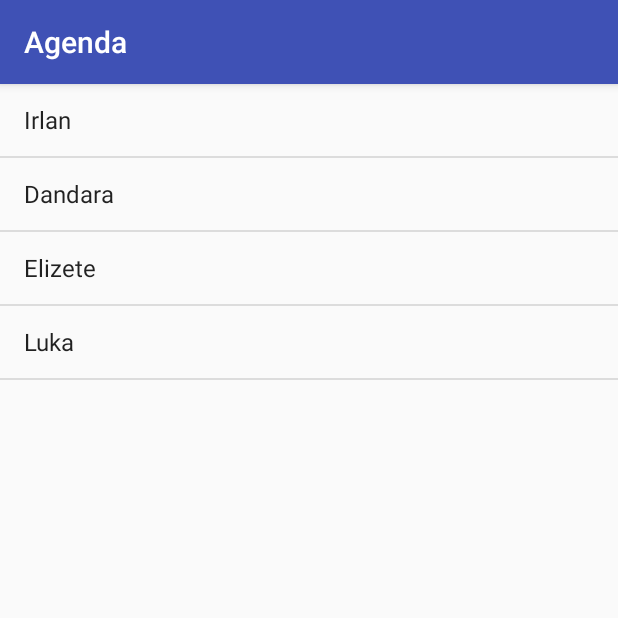
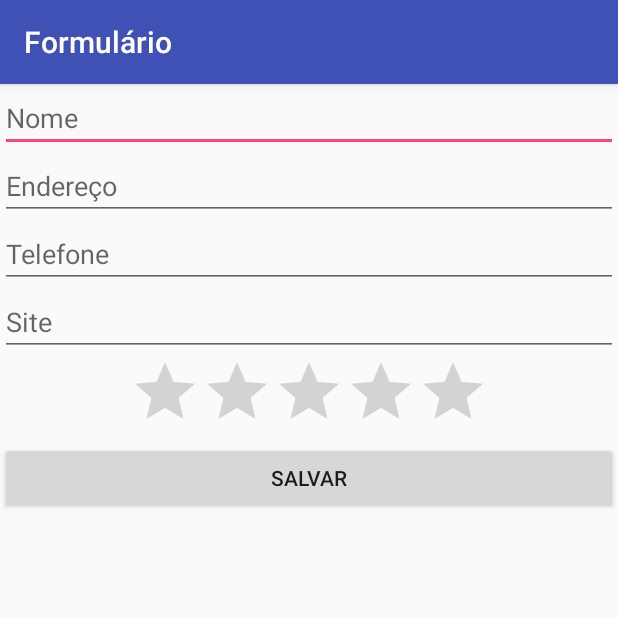
Before and after one commit to IrlanFreitas/AndroidEstudos, an Android app: the screen it shows after launch (ListaAlunosActivity before the commit, FormularioActivity after it), on a phone screen of 412 x 824 dp, the top half of it. Run offline under Robolectric (Android 15) with nearby library versions, the phone set to English and light mode, and no system bars.

Commit message:
Adicionando alunos na Agenda
Adicionado nova activity
Modificação no AndroidManifest.xml
Adicionado ação ao click do botão

```diff
--- /dev/null
+++ b/app/src/main/java/br/com/alura/agenda/activities/FormularioActivity.java
@@ -0,0 +1,56 @@
+package br.com.alura.agenda.activities;
+
+import android.support.v7.app.AppCompatActivity;
+import android.os.Bundle;
+import android.view.View;
+import android.widget.Button;
+import android.widget.EditText;
+import android.widget.RatingBar;
+import android.widget.Toast;
+
+import br.com.alura.agenda.R;
+import br.com.alura.agenda.models.Aluno;
+
+public class FormularioActivity extends AppCompatActivity {
+
+    private Aluno aluno;
+
+    @Override
+    protected void onCreate(Bundle savedInstanceState) {
+        super.onCreate(savedInstanceState);
+        setContentView(R.layout.activity_formulario);
+
+        aluno = obterDados();
+
+        Button btnSalvar = findViewById(R.id.formulario_btn_salvar);
+
+        /*Setando o comportamento de click do botão com o listener(escutador)
+        * de evento de click, poderia ser outros, double click, long click*/
+        btnSalvar.setOnClickListener(new View.OnClickListener() {
+            @Override
+            public void onClick(View view) {
+                aluno = obterDados();
+                //Mensagem que aparece abaixo como uma notificação
+                //FormularioActivity.this = view.getContext()
+                Toast.makeText(FormularioActivity.this, aluno.toString(), Toast.LENGTH_SHORT).show();
+            }
+        });
+
+    }
+
+    private Aluno obterDados() {
+        EditText editTextNome = findViewById(R.id.formulario_nome);
+        String nome = editTextNome.getText().toString();
+
+        EditText editTextEndereco = findViewById(R.id.formulario_endereco);
+        String endereco = editTextEndereco.getText().toString();
+
+        EditText editTextSite = findViewById(R.id.formulario_site);
+        String site = editTextSite.getText().toString();
+
+        RatingBar ratingNota = findViewById(R.id.formulario_nota);
+        Float nota = ratingNota.getRating();
+
+        return new Aluno(nome, endereco, site, nota);
+    }
+}
--- a/app/src/main/java/br/com/alura/agenda/ListaAlunosActivity.java
+++ b/app/src/main/java/br/com/alura/agenda/activities/ListaAlunosActivity.java
@@ -1,9 +1,11 @@
-package br.com.alura.agenda;
+package br.com.alura.agenda.activities;
 
 import android.support.v7.app.AppCompatActivity;
 import android.os.Bundle;
 import android.widget.ArrayAdapter;
 import android.widget.ListView;
+
+import br.com.alura.agenda.R;
 
 public class ListaAlunosActivity extends AppCompatActivity {
 
--- /dev/null
+++ b/app/src/main/java/br/com/alura/agenda/helpers/FormularioHelper.java
@@ -0,0 +1,4 @@
+package br.com.alura.agenda.helpers;
+
+public class FormularioHelper {
+}
--- /dev/null
+++ b/app/src/main/java/br/com/alura/agenda/models/Aluno.java
@@ -0,0 +1,58 @@
+package br.com.alura.agenda.models;
+
+public class Aluno {
+
+    private String nome;
+    private String endereco;
+    private String site;
+    private Float nota;
+
+    public Aluno(String nome, String endereco, String site, Float nota) {
+        this.nome = nome;
+        this.endereco = endereco;
+        this.site = site;
+        this.nota = nota;
+    }
+
+    public Float getNota() {
+        return nota;
+    }
+
+    public void setNota(Float nota) {
+        this.nota = nota;
+    }
+
+    @Override
+    public String toString() {
+        return "Aluno{" +
+                "nome='" + nome + '\'' +
+                ", endereco='" + endereco + '\'' +
+                ", site='" + site + '\'' +
+                ", nota=" + nota +
+                '}';
+    }
+
+    public String getEndereco() {
+        return endereco;
+    }
+
+    public void setEndereco(String endereco) {
+        this.endereco = endereco;
+    }
+
+    public String getSite() {
+        return site;
+    }
+
+    public void setSite(String site) {
+        this.site = site;
+    }
+
+    public String getNome() {
+        return nome;
+    }
+
+    public void setNome(String nome) {
+        this.nome = nome;
+    }
+}
--- /dev/null
+++ b/app/src/main/res/layout/activity_formulario.xml
@@ -0,0 +1,54 @@
+<?xml version="1.0" encoding="utf-8"?>
+
+<!-- Elemento necessário para fazer a rolagem da tela -->
+<ScrollView xmlns:android="http://schemas.android.com/apk/res/android"
+    android:layout_width="match_parent"
+    android:layout_height="match_parent">
+
+    <!-- Tipo de Laynout definido que modifica a forma de dispor os elementos -->
+    <LinearLayout
+        android:layout_width="match_parent"
+        android:layout_height="match_parent"
+        android:orientation="vertical">
+
+        <EditText
+            android:id="@+id/formulario_nome"
+            android:layout_width="match_parent"
+            android:layout_height="wrap_content"
+            android:hint="Nome" />
+
+        <EditText
+            android:id="@+id/formulario_endereco"
+            android:layout_width="match_parent"
+            android:layout_height="wrap_content"
+            android:hint="Endereço" />
+
+        <EditText
+            android:id="@+id/formulario_telefone"
+            android:layout_width="match_parent"
+            android:layout_height="wrap_content"
+            android:hint="Telefone"
+            android:inputType="phone" />
+
+        <EditText
+            android:id="@+id/formulario_site"
+            android:layout_width="match_parent"
+            android:layout_height="wrap_content"
+            android:hint="Site" />
+
+        <RatingBar
+            android:id="@+id/formulario_nota"
+            android:layout_width="wrap_content"
+            android:layout_height="wrap_content"
+            android:layout_gravity="center"
+            android:max="10"
+            android:numStars="5" />
+
+        <Button
+            android:id="@+id/formulario_btn_salvar"
+            android:layout_width="match_parent"
+            android:layout_height="wrap_content"
+            android:text="Salvar" />
+
+    </LinearLayout>
+</ScrollView>
--- a/app/src/main/res/values/strings.xml
+++ b/app/src/main/res/values/strings.xml
@@ -1,3 +1,4 @@
 <resources>
     <string name="app_name">Agenda</string>
+    <string name="app_form_name">Formulário</string>
 </resources>
```
Also changed, not shown: app/src/main/AndroidManifest.xml (+12 -1 lines), 1 other file.
